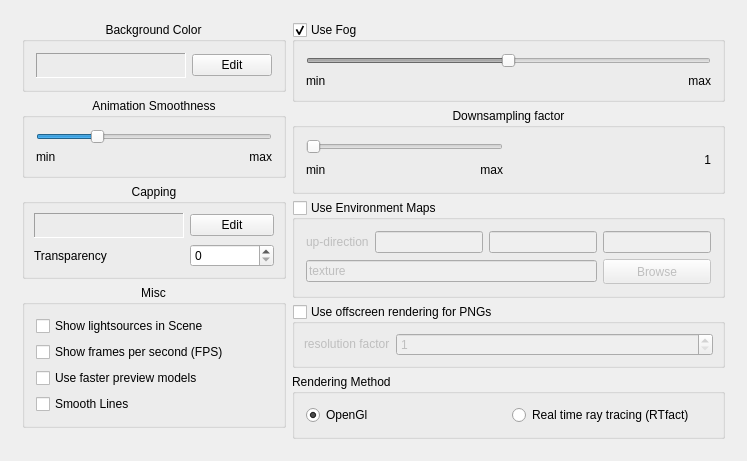
First picture: the form in source/VIEW/DIALOGS/stageSettings.ui, repository BALL-Project/ball, before the edit.
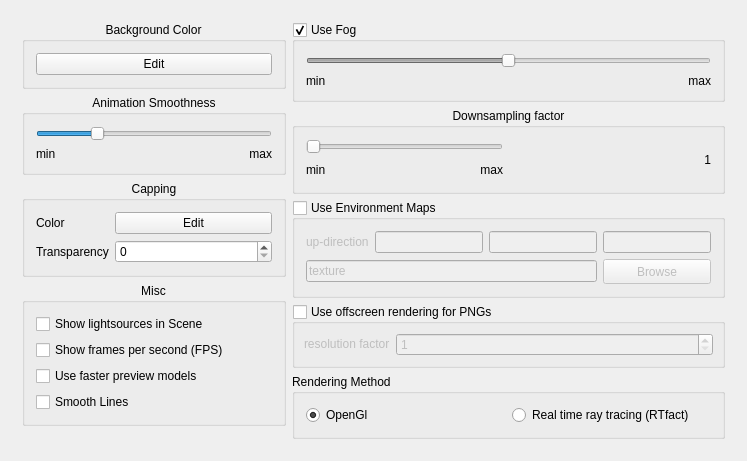
Second picture: the form after the edit. The open tabs and pages were chosen to show the change. Custom widgets are drawn as their Qt base class.

Commit message: Replace some color choosers in stageSettings by color buttons

```diff
--- a/source/VIEW/DIALOGS/stageSettings.ui
+++ b/source/VIEW/DIALOGS/stageSettings.ui
@@ -36,41 +36,7 @@
            </property>
            <layout class="QHBoxLayout" name="horizontalLayout_2">
             <item>
-             <widget class="QLabel" name="color_sample">
-              <property name="sizePolicy">
-               <sizepolicy hsizetype="Fixed" vsizetype="Fixed">
-                <horstretch>0</horstretch>
-                <verstretch>0</verstretch>
-               </sizepolicy>
-              </property>
-              <property name="minimumSize">
-               <size>
-                <width>150</width>
-                <height>25</height>
-               </size>
-              </property>
-              <property name="frameShape">
-               <enum>QFrame::Panel</enum>
-              </property>
-              <property name="frameShadow">
-               <enum>QFrame::Sunken</enum>
-              </property>
-              <property name="lineWidth">
-               <number>1</number>
-              </property>
-              <property name="midLineWidth">
-               <number>0</number>
-              </property>
-              <property name="text">
-               <string/>
-              </property>
-              <property name="margin">
-               <number>0</number>
-              </property>
-             </widget>
-            </item>
-            <item>
-             <widget class="QPushButton" name="color_button">
+             <widget class="BALL::VIEW::ColorButton" name="color_button">
               <property name="text">
                <string>Edit</string>
               </property>
@@ -144,62 +110,44 @@
            <property name="alignment">
             <set>Qt::AlignHCenter</set>
            </property>
-           <layout class="QGridLayout">
-            <property name="margin">
-             <number>9</number>
-            </property>
-            <property name="spacing">
-             <number>6</number>
-            </property>
-            <item row="1" column="1">
-             <widget class="QSpinBox" name="capping_transparency">
-              <property name="maximum">
-               <number>255</number>
+           <layout class="QFormLayout" name="formLayout">
+            <item row="0" column="1">
+             <widget class="BALL::VIEW::ColorButton" name="capping_color_button">
+              <property name="sizePolicy">
+               <sizepolicy hsizetype="Expanding" vsizetype="Fixed">
+                <horstretch>0</horstretch>
+                <verstretch>0</verstretch>
+               </sizepolicy>
+              </property>
+              <property name="text">
+               <string>Edit</string>
               </property>
              </widget>
             </item>
-            <item row="1" column="0">
+            <item row="3" column="0">
              <widget class="QLabel" name="label">
               <property name="text">
                <string>Transparency</string>
               </property>
              </widget>
             </item>
-            <item row="0" column="1">
-             <widget class="QPushButton" name="capping_color_button">
-              <property name="text">
-               <string>Edit</string>
+            <item row="3" column="1">
+             <widget class="QSpinBox" name="capping_transparency">
+              <property name="sizePolicy">
+               <sizepolicy hsizetype="Expanding" vsizetype="Fixed">
+                <horstretch>0</horstretch>
+                <verstretch>0</verstretch>
+               </sizepolicy>
+              </property>
+              <property name="maximum">
+               <number>255</number>
               </property>
              </widget>
             </item>
             <item row="0" column="0">
-             <widget class="QLabel" name="capping_color">
-              <property name="minimumSize">
-               <size>
-                <width>150</width>
-                <height>25</height>
-               </size>
-              </property>
-              <property name="toolTip">
-               <string>Color for Caping planes</string>
-              </property>
-              <property name="frameShape">
-               <enum>QFrame::Panel</enum>
-              </property>
-              <property name="frameShadow">
-               <enum>QFrame::Sunken</enum>
-              </property>
-              <property name="lineWidth">
-               <number>1</number>
-              </property>
-              <property name="midLineWidth">
-               <number>0</number>
-              </property>
+             <widget class="QLabel" name="label_13">
               <property name="text">
-               <string/>
-              </property>
-              <property name="margin">
-               <number>0</number>
+               <string>Color</string>
               </property>
              </widget>
             </item>
@@ -2029,6 +1977,13 @@
   </layout>
  </widget>
  <layoutdefault spacing="6" margin="11"/>
+ <customwidgets>
+  <customwidget>
+   <class>BALL::VIEW::ColorButton</class>
+   <extends>QPushButton</extends>
+   <header location="global">BALL/VIEW/WIDGETS/colorButton.h</header>
+  </customwidget>
+ </customwidgets>
  <tabstops>
   <tabstop>color_button</tabstop>
   <tabstop>capping_color_button</tabstop>
```
Left out of the diff: 2 changed lines with no effect on the pictures. The commit also changes 2 other files.
